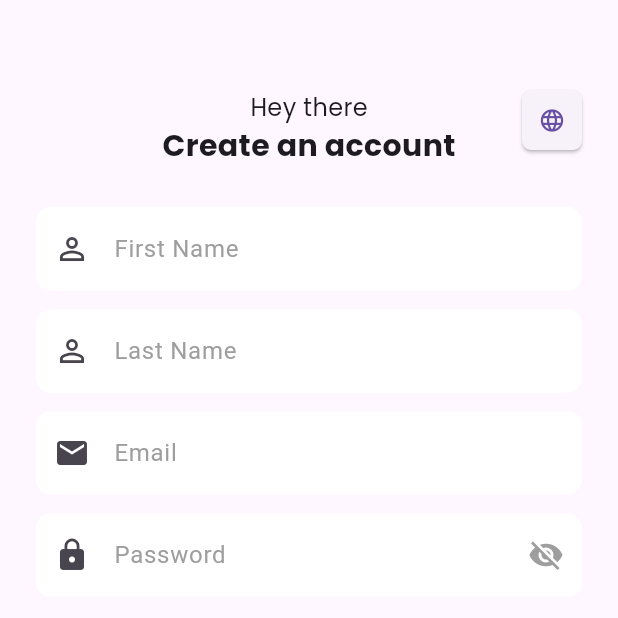
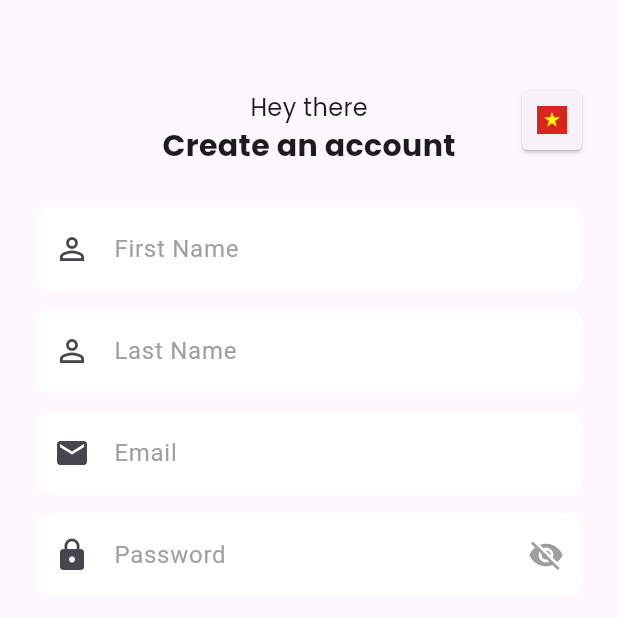
Before and after one commit to vhoangbk/aladin-intern-flutter, a Flutter app: the screen it shows after launch, on a phone screen of 412 x 824 dp, the top half of it. Run offline on Flutter 3.47's test engine with Material 3 defaults, Android fonts, the phone set to English and light mode, and no system bars; our stand-ins replace easy_localization, equatable, flutter_bloc, go_router, shared_preferences, smooth_page_indicator; Roboto replaces fonts that are missing (Inter-Italic-VariableFont_opsz,wght).

Commit message:
Thay doi language button

```diff
--- a/lib/main.dart
+++ b/lib/main.dart
@@ -13,7 +13,8 @@ void main() async
   final systemLocale =PlatformDispatcher.instance.locale;
   final langCode = systemLocale.languageCode;
 
-  // Nếu không phải en/vi thì mặc định là vi
+  // Nếu không phải en thì mặc định là vi
+  // Nếu là en thì mặc định là en
   final Locale defaultLocale  = (langCode == 'en' || langCode == 'vi')
       ? Locale(langCode)
       : const Locale('vi');
@@ -24,7 +25,7 @@ void main() async
       path: 'assets/langs',
       fallbackLocale: const Locale('en'),
       startLocale: defaultLocale,
-      saveLocale: false,
+      saveLocale: true,
       child: const MyApp(),
     )
 
--- a/lib/navigator/navigator_widget/language_button.dart
+++ b/lib/navigator/navigator_widget/language_button.dart
@@ -43,12 +43,15 @@ class _LanguageButtonState extends State<LanguageButton>{
               leading: SizedBox (
                 height: 25,
                 width: 25,
-                child: Image.asset("assets/images/united_kingdom.png")
+                child: Image.asset("assets/images/england.jpg")
               ),
               title: const Text("English"),
               onTap: () async {
                 await _saveLanguage('en');
                 context.setLocale(const Locale('en'));
+                setState(() {
+                  _language = 'en';
+                });
                 Navigator.pop(context);
               },
             ),
@@ -63,6 +66,9 @@ class _LanguageButtonState extends State<LanguageButton>{
               onTap: () async{
                 await _saveLanguage('vi');
                 context.setLocale(const Locale('vi'));
+                setState(() {
+                  _language = 'vi';
+                });
                 Navigator.pop(context);
               },
             ),
@@ -73,16 +79,34 @@ class _LanguageButtonState extends State<LanguageButton>{
 
   @override
   Widget build (BuildContext context){
+    String flagAsset = _language == 'vi'
+      ? 'assets/images/vietnamese.jpeg'
+      : 'assets/images/england.jpg';
+
     return SizedBox(
       height: 40,
       width: 40,
       child: ElevatedButton(
         onPressed: () => _showLanguageSelector(context),
         style: ElevatedButton.styleFrom(
-          padding: EdgeInsets.zero,
-          shape: RoundedRectangleBorder(borderRadius: BorderRadiusGeometry.circular(6))
+          elevation: 1,
+          padding: const EdgeInsets.symmetric(horizontal: 10, vertical: 10),
+          shape: RoundedRectangleBorder(borderRadius: BorderRadiusGeometry.circular(4))
         ),
-        child: const Icon(Icons.language, size: 18)
+        child: Row(
+          mainAxisAlignment: MainAxisAlignment.center,
+          mainAxisSize: MainAxisSize.max,
+          children: [
+            ClipRRect(
+              borderRadius: BorderRadius.zero,
+              child: Image.asset(
+                flagAsset,
+                height: 20,
+                width: 20,
+              )
+            )
+          ],
+        )
       )
     );
   }
```
Also changed, not shown: assets/images/england.jpg (added), assets/images/united_kingdom.png (deleted), lib/navigator/navigator_tabbar/schedule_tabbar.dart (line endings or trailing spaces).
